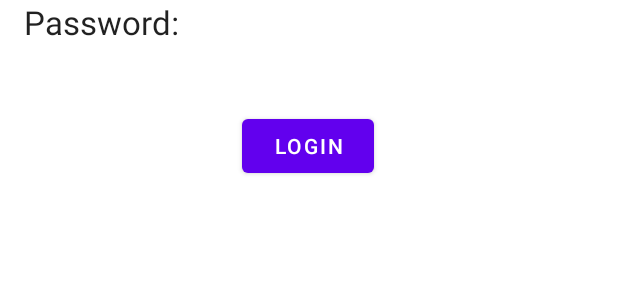
After one commit to jiwagon/University-ID, an Android app: the layout activity_login.xml on its own in the app's theme, with its tools: preview values and no code run, on a phone screen of 412 x 824 dp. The commit adds this screen. Shown: the top 300 px of the screen. Run offline under Robolectric (Android 15) with nearby library versions, the phone set to English and light mode, and no system bars.

Commit message:
Added login layout

```diff
--- /dev/null
+++ b/app/src/main/res/layout/activity_login.xml
@@ -0,0 +1,41 @@
+<?xml version="1.0" encoding="utf-8"?>
+<androidx.constraintlayout.widget.ConstraintLayout xmlns:android="http://schemas.android.com/apk/res/android"
+    xmlns:app="http://schemas.android.com/apk/res-auto"
+    xmlns:tools="http://schemas.android.com/tools"
+    android:layout_width="match_parent"
+    android:layout_height="match_parent">
+
+    <Button
+        android:id="@+id/button_login"
+        android:layout_width="wrap_content"
+        android:layout_height="wrap_content"
+        android:layout_marginTop="44dp"
+        android:text="@string/login_button"
+        app:layout_constraintEnd_toEndOf="parent"
+        app:layout_constraintHorizontal_bias="0.498"
+        app:layout_constraintStart_toStartOf="parent"
+        app:layout_constraintTop_toBottomOf="@+id/password_label" />
+
+    <TextView
+        android:id="@+id/email_label"
+        android:layout_width="wrap_content"
+        android:layout_height="wrap_content"
+        android:text="@string/email_label"
+        android:textAppearance="@style/TextAppearance.AppCompat.Large"
+        app:layout_constraintBottom_toTopOf="@+id/password_label"
+        app:layout_constraintEnd_toEndOf="parent"
+        app:layout_constraintHorizontal_bias="0.045"
+        app:layout_constraintStart_toStartOf="parent"
+        app:layout_constraintTop_toTopOf="parent"
+        app:layout_constraintVertical_bias="0.907" />
+
+    <TextView
+        android:id="@+id/password_label"
+        android:layout_width="wrap_content"
+        android:layout_height="wrap_content"
+        android:text="@string/password_label"
+        android:textAppearance="@style/TextAppearance.AppCompat.Large"
+        app:layout_constraintStart_toStartOf="@+id/email_label"
+        tools:layout_editor_absoluteY="366dp" />
+
+</androidx.constraintlayout.widget.ConstraintLayout>
--- a/app/src/main/res/values/strings.xml
+++ b/app/src/main/res/values/strings.xml
@@ -28,4 +28,8 @@
     <string name="ist_stud_id_number">9 9345 6789</string>
     <string name="ist_stud_position_description">STUDENT/HCDD</string>
 
+    <!--Login page-->
+    <string name="login_button">login</string>
+    <string name="email_label">Email:</string>
+    <string name="password_label">Password:</string>
 </resources>
```
